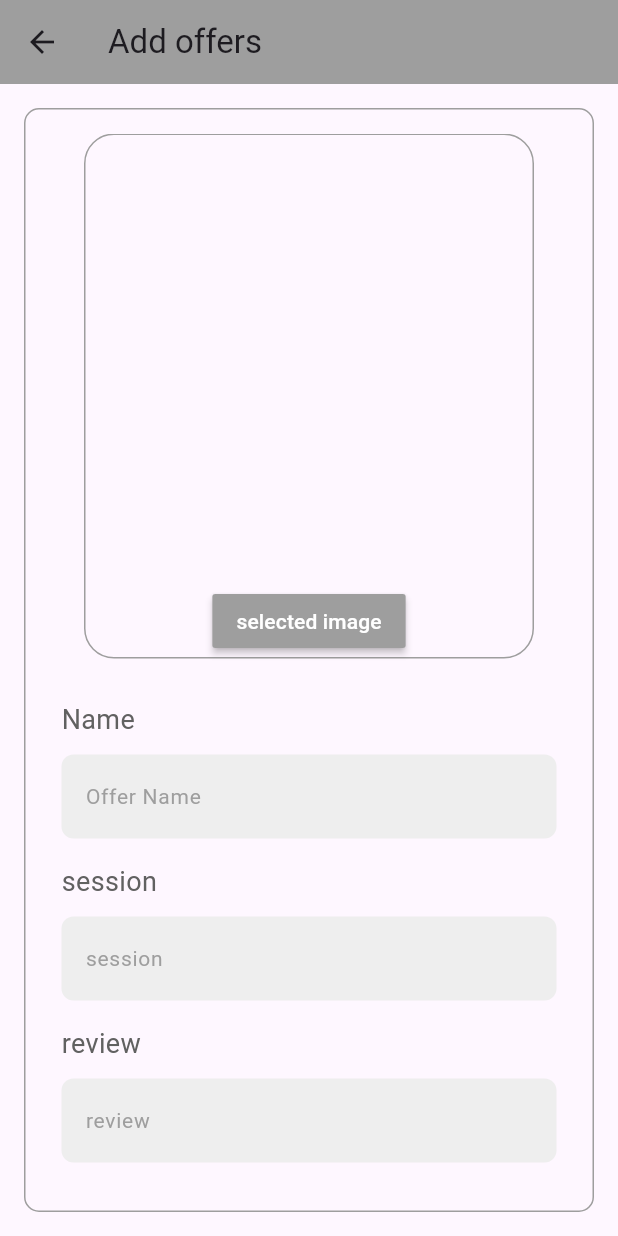
After one commit to Rihab-Hammami/OnlineLearning_admin_pannel, a Flutter app: the ManageCoursesScreen screen opened by its route, after a tap on "Ajouter Produit", on a phone screen of 412 x 824 dp. The commit adds this screen. Run offline on Flutter 3.47's test engine with Material 2 defaults, Android fonts, the phone set to English and light mode, and no system bars; our stand-ins replace cloud_firestore, firebase_auth, firebase_core, firebase_storage, google_fonts, image_picker; missing offline and left inert: dart:html, dart:js, flutter_admin_scaffold; accounts and stored records are empty.

Commit message:
add course

```diff
--- a/lib/Screens/home_screen.dart
+++ b/lib/Screens/home_screen.dart
@@ -50,7 +50,7 @@ currentScreen(item){
             icon: Icons.dashboard,
           ),
           AdminMenuItem(
-            title: 'Manage Courses',
+            title: 'Manage Course',
             route: ManageCoursesScreen.id,
             icon: Icons.dashboard,
           ),
--- a/lib/Screens/manage_courses.dart
+++ b/lib/Screens/manage_courses.dart
@@ -1,4 +1,6 @@
 import 'package:flutter/material.dart';
+
+import '../courses/AddCourses.dart';
 class ManageCoursesScreen extends StatefulWidget {
    static const String id="manage_courses_screen";
 
@@ -9,6 +11,42 @@ class ManageCoursesScreen extends StatefulWidget {
 class _ManageCoursesScreenState extends State<ManageCoursesScreen> {
   @override
   Widget build(BuildContext context) {
-    return Center(child: Text("manage courses screen",style: TextStyle(fontSize: 30,color: Colors.blue),),);
+    return  SingleChildScrollView(
+        child: Container(
+        alignment: Alignment.topLeft,
+        padding: const EdgeInsets.all(10),
+    child: Column(
+    crossAxisAlignment: CrossAxisAlignment.start,
+    children: [
+    const Text(
+    'Produits',
+    style: TextStyle(
+    color: Colors.black,
+    fontWeight: FontWeight.w700,
+    fontSize: 36,
+    ),
+    ),
+          Align(
+              alignment: Alignment.centerRight,
+              child: ElevatedButton(onPressed: () {
+                Navigator.push(
+                  context,
+                  MaterialPageRoute(
+                    builder: (context) =>
+                        AddCourse(),
+                  ),
+                );
+              },
+                child: Text('Ajouter Produit',style: TextStyle(color: Colors.black),),
+                style: ElevatedButton.styleFrom(primary:Colors.deepOrange),
+
+              ),
+          ),
+          ],
+    ),
+    ),
+    );
+
+
   }
 }
--- /dev/null
+++ b/lib/courses/AddCourses.dart
@@ -0,0 +1,461 @@
+import 'dart:html';
+
+import 'package:http/http.dart' as http;
+import 'package:cloud_firestore/cloud_firestore.dart';
+import 'package:firebase_auth/firebase_auth.dart';
+import 'package:firebase_storage/firebase_storage.dart';
+
+import 'package:flutter/cupertino.dart';
+import 'package:flutter/foundation.dart';
+import 'package:flutter/material.dart';
+import 'package:flutter_admin_scaffold/admin_scaffold.dart';
+import 'package:image_picker/image_picker.dart';
+import 'package:intl/intl.dart';
+
+import '../Screens/manage_courses.dart';
+import '../models/Course.dart';
+
+class AddCourse extends StatefulWidget {
+
+  @override
+  State<AddCourse> createState() => _AddCourseState();
+}
+
+class _AddCourseState extends State<AddCourse> {
+  String imgUrl = '';
+ late File file;
+  bool _visible = false;
+  bool _isButtonVisible = true;
+  TextEditingController name = TextEditingController();
+  TextEditingController description = TextEditingController();
+  TextEditingController session = TextEditingController();
+  TextEditingController review = TextEditingController();
+  TextEditingController price = TextEditingController();
+  TextEditingController duration = TextEditingController();
+  DateTime _selecteddate = DateTime.now();
+  CollectionReference ref = FirebaseFirestore.instance.collection('courses');
+  Future<void> addCourse(String downloadUrl) async {
+
+    final currentUser = FirebaseAuth.instance.currentUser;
+    final data = {
+      'name': name.text,
+      'description': description.text,
+      'session': session.text,
+      'review': review.text,
+      'price': price.text,
+      'duration': duration.text,
+      'images':downloadUrl,
+
+      'timestamp': FieldValue.serverTimestamp(),
+      'TeacherID': currentUser?.uid,
+      'favourites':[],
+    };
+    ref.add(data).then((value) {
+      ref.doc(value.id).update({
+        "id": value.id
+      });
+    });
+  }
+  Future<void> selectImage() async {
+    FileUploadInputElement input = FileUploadInputElement()..accept = 'image/*';
+    input.click();
+    input.onChange.listen((event) async {
+      print("File selected");
+      final file = input.files?.first;
+      final reader = FileReader();
+      reader.readAsDataUrl(file!);
+      reader.onLoadEnd.listen((event) async {
+        print("File loaded");
+        if (file != null) {
+          setState(() {
+            _visible = true;
+            imgUrl = reader.result as String;
+            this.file = file ;
+            _isButtonVisible = false;
+          });
+        }
+      });
+    });
+  }
+  Future<void> uploadToFirebase() async {
+    if (_visible && file != null && name.text.isNotEmpty) {
+      try {
+        FirebaseStorage fs = FirebaseStorage.instance;
+        int date = DateTime.now().millisecondsSinceEpoch;
+        var snapshot = await fs.ref().child('courses/$date').putBlob(file!);
+        String downloadUrl = await snapshot.ref.getDownloadURL();
+        await addCourse(
+          downloadUrl,
+
+
+        );
+        setState(() {
+          imgUrl = downloadUrl;
+        });
+      } catch (error) {
+      }
+    }
+  }
+
+  @override
+  Widget build(BuildContext context) {
+    return
+      Scaffold(
+        appBar: AppBar(
+          title: Text("Add offers"),
+          backgroundColor: Colors.grey,
+        ),
+
+        body:  Center(
+    child: Container(
+    width: 700,
+
+    padding: const EdgeInsets.all(16),
+    margin: const EdgeInsets.all(16),
+    decoration: BoxDecoration(
+    border: Border.all(color: Colors.grey),
+    borderRadius: BorderRadius.circular(10),
+    ),
+          child: SingleChildScrollView(
+            child: Column(
+              children: [
+                Container(
+                  width: 300,
+                  height: 350,
+                  decoration: BoxDecoration(
+                    borderRadius: BorderRadius.circular(20),
+                    border: Border.all(color: Colors.grey),
+                  ),
+                  child: Center(
+                    child: Column(
+                      mainAxisAlignment: MainAxisAlignment.spaceBetween,
+                      children: [
+                      Container(
+                          child: _visible
+                              ? Image.network(
+                            imgUrl,
+                            height: 200,
+                            width: 200,
+                            fit: BoxFit.cover,
+                          )
+                              : Container(),
+                        ),
+                        MaterialButton(
+                          onPressed: () {
+                            selectImage();
+                          },
+                          child: Text("selected image"),
+                          textColor: Colors.white,
+                          color: Colors.grey,
+                        )
+                      ],
+                    ),
+                  ),
+                ),
+
+                SizedBox(
+                    height: 20.0),
+                Padding(padding: const EdgeInsets.all(8.0),
+                  child:  Column(
+                    crossAxisAlignment: CrossAxisAlignment.start,
+                    children: [
+                      Text(
+                        'Name',
+                        style: TextStyle(
+                          color: Colors.grey[700],
+                          fontSize: 18,
+                        ),
+                      ),
+                      SizedBox(height: 10,),
+                      TextFormField(
+                        controller: name,
+                        decoration: InputDecoration(
+                          hintText: 'Offer Name',
+                          hintStyle: TextStyle(
+                            color: Colors.grey[500],
+                            fontSize: 14,
+
+                          ),
+                          filled: true, // ajouter un fond rempli de couleur
+                          fillColor: Colors.grey[200], // définir la couleur de l'arrière-plan
+                          border: OutlineInputBorder( // définir une bordure de rectangle
+                            borderRadius: BorderRadius.circular(8.0), // personnaliser le rayon des coins du rectangle
+                            borderSide: BorderSide.none, // supprimer la bordure de ligne
+                          ),
+                        ),
+                        validator: (value) {
+                          if (value == null || value.isEmpty) {
+                            return 'Please enter the  Name of course!';
+                          }
+                          return null;
+                        },
+                      ),
+                    ],
+                  ),
+                ),
+                Padding(padding: const EdgeInsets.all(8.0),
+                  child:
+                  Column(
+                    crossAxisAlignment: CrossAxisAlignment.start,
+                    children: [
+                      Text(
+                        'session',
+                        style: TextStyle(
+                          color: Colors.grey[700],
+                          fontSize: 18,
+                        ),
+                      ),
+                      SizedBox(height: 10,),
+                      TextFormField(
+                        controller: session,
+                        decoration: InputDecoration(
+                          hintText: 'session',
+                          hintStyle: TextStyle(
+                            color: Colors.grey[500],
+                            fontSize: 14,
+
+                          ),
+                          filled: true, // ajouter un fond rempli de couleur
+                          fillColor: Colors.grey[200], // définir la couleur de l'arrière-plan
+                          border: OutlineInputBorder( // définir une bordure de rectangle
+                            borderRadius: BorderRadius.circular(8.0), // personnaliser le rayon des coins du rectangle
+                            borderSide: BorderSide.none, // supprimer la bordure de ligne
+                          ),
+                        ),
+                        keyboardType: TextInputType.phone,
+                        validator: (value) {
+                          if (value == null || value.isEmpty) {
+                            return 'Please enter the session !';
+                          }
+                          return null;
+                        },
+                      ),
+                    ],
+                  ),
+                ),
+                Padding(padding: const EdgeInsets.all(8.0),
+                  child:
+                  Column(
+                    crossAxisAlignment: CrossAxisAlignment.start,
+                    children: [
+                      Text(
+                        'review',
+                        style: TextStyle(
+                          color: Colors.grey[700],
+                          fontSize: 18,
+                        ),
+                      ),
+                      SizedBox(height: 10,),
+                      TextFormField(
+                        controller: review,
+                        decoration: InputDecoration(
+                          hintText: 'review',
+                          hintStyle: TextStyle(
+                            color: Colors.grey[500],
+                            fontSize: 14,
+
+                          ),
+                          filled: true, // ajouter un fond rempli de couleur
+                          fillColor: Colors.grey[200], // définir la couleur de l'arrière-plan
+                          border: OutlineInputBorder( // définir une bordure de rectangle
+                            borderRadius: BorderRadius.circular(8.0), // personnaliser le rayon des coins du rectangle
+                            borderSide: BorderSide.none, // supprimer la bordure de ligne
+                          ),
+                        ),
+                        validator: (value) {
+                          if (value == null || value.isEmpty) {
+                            return 'Please enter the review !';
+                          }
+                          return null;
+                        },
+                      ),
+                    ],
+                  ),
+                ),
+                Padding(padding: const EdgeInsets.all(8.0),
+                  child:
+                  Column(
+                    crossAxisAlignment: CrossAxisAlignment.start,
+                    children: [
+                      Text(
+                        'price',
+                        style: TextStyle(
+                          color: Colors.grey[700],
+                          fontSize: 18,
+                        ),
+                      ),
+                      SizedBox(height: 10,),
+                      TextFormField(
+                        controller: price,
+                        decoration: InputDecoration(
+                          hintText: 'price',
+                          hintStyle: TextStyle(
+                            color: Colors.grey[500],
+                            fontSize: 14,
+
+                          ),
+                          filled: true, // ajouter un fond rempli de couleur
+                          fillColor: Colors.grey[200], // définir la couleur de l'arrière-plan
+                          border: OutlineInputBorder( // définir une bordure de rectangle
+                            borderRadius: BorderRadius.circular(8.0), // personnaliser le rayon des coins du rectangle
+                            borderSide: BorderSide.none, // supprimer la bordure de ligne
+                          ),
+                        ),
+                        validator: (value) {
+                          if (value == null || value.isEmpty) {
+                            return 'Please enter the price !';
+                          }
+                          return null;
+                        },
+                      ),
+                    ],
+                  ),
+                ),
+                Padding(padding: const EdgeInsets.all(8.0),
+                  child:
+                  Column(
+                    crossAxisAlignment: CrossAxisAlignment.start,
+                    children: [
+                      Text(
+                        'Duration',
+                        style: TextStyle(
+                          color: Colors.grey[700],
+                          fontSize: 18,
+                        ),
+                      ),
+                      SizedBox(height: 10,),
+                      TextFormField(
+                        controller: duration,
+                        decoration: InputDecoration(
+                          hintText: 'duration ',
+                          hintStyle: TextStyle(
+                            color: Colors.grey[500],
+                            fontSize: 14,
+
+                          ),
+                          filled: true, // ajouter un fond rempli de couleur
+                          fillColor: Colors.grey[200], // définir la couleur de l'arrière-plan
+                          border: OutlineInputBorder( // définir une bordure de rectangle
+                            borderRadius: BorderRadius.circular(8.0), // personnaliser le rayon des coins du rectangle
+                            borderSide: BorderSide.none, // supprimer la bordure de ligne
+                          ),
+                        ),
+
+                        validator: (value) {
+                          if (value == null || value.isEmpty) {
+                            return 'Please enter the duration Date !';
+                          }
+                          return null;
+                        },
+                        onTap: () async {
+                          DateTime? pickeddate = await showDatePicker(
+                            context: context,
+                            initialDate: _selecteddate, // Use the current value of _selecteddate as the initial date
+                            firstDate: DateTime(2000),
+                            lastDate: DateTime(2100),
+                          );
+
+                          if (pickeddate != null && pickeddate != _selecteddate) {
+                            setState(() {
+                              _selecteddate = pickeddate; // Update the value of _selecteddate
+                              duration.text = pickeddate.toString();
+                              duration.text = DateFormat('MM/dd/yyyy').format(_selecteddate);
+
+                            });
+                          }
+                        },
+                      ),
+                    ],
+                  ),
+                ),
+                Padding(padding: const EdgeInsets.all(8.0) ),
+                SizedBox(height: 18),
+                Padding(padding: const EdgeInsets.all(8.0),
+                  child:
+                  Column(
+                    crossAxisAlignment: CrossAxisAlignment.start,
+                    children: [
+                      Text(
+                        'Description',
+                        style: TextStyle(
+                          color: Colors.grey[700],
+                          fontSize: 18,
+                        ),
+                      ),
+                      SizedBox(height: 10,),
+                      // définir la hauteur souhaitée du TextFormField
+                      TextFormField(
+                        controller: description,
+                        decoration: InputDecoration(
+
+                          contentPadding: EdgeInsets.symmetric(vertical: 55.0), // définir la marge interne de la zone de saisie
+                          hintStyle: TextStyle(
+                            color: Colors.grey[500],
+                            fontSize: 14,
+                          ),
+                          filled: true, // ajouter un fond rempli de couleur
+                          fillColor: Colors.grey[200], // définir la couleur de l'arrière-plan
+                          border: OutlineInputBorder( // définir une bordure de rectangle
+                            borderRadius: BorderRadius.circular(8.0), // personnaliser le rayon des coins du rectangle
+                            borderSide: BorderSide.none, // supprimer la bordure de ligne
+                          ),
+                        ),
+                        maxLines: null, // permet à l'utilisateur d'écrire autant de lignes qu'il souhaite
+                        validator: (value) {
+                          if (value == null || value.isEmpty) {
+                            return 'Please enter the event description';
+                          }
+                          return null;
+                        },
+                      ),
+
+                    ],
+                  ),
+                ),
+                SizedBox(height: 18),
+                ElevatedButton(
+                  onPressed: () {
+                    addCourse(imgUrl);
+                    // Afficher une alerte ici après l'ajout réussi
+                    showDialog(
+                      context: context,
+                      builder: (BuildContext context) {
+                        return AlertDialog(
+                          title: Text('Ajout réussi'),
+                          content: Text('Votre offre a été ajoutée avec succès.'),
+                          actions: <Widget>[
+                            TextButton(
+                              onPressed: () {
+                                Navigator.of(context).pop();
+                              },
+                              child: Text('OK'),
+                            ),
+                          ],
+                        );
+                      },
+                    );
+                  },
+                  style: ButtonStyle(
+                    backgroundColor: MaterialStateProperty.all(
+                      CupertinoColors.systemGrey,
+                    ),
+                  ),
+                  child: Text(
+                    "Submit",
+                    style: TextStyle(fontSize: 20),
+                  ),
+                ),
+
+                SizedBox(height: 12,),
+              ],
+            ),
+          ),
+        ),
+
+      ));
+  }
+
+
+
+
+}
--- /dev/null
+++ b/lib/models/Course.dart
@@ -0,0 +1,67 @@
+import 'package:cloud_firestore/cloud_firestore.dart';
+
+class Course {
+
+  late String id;
+  late final String name;
+  late final String image;
+  late final String price;
+  late final String duration;
+  late final String session;
+  late final String review;
+  late final String is_favorited;
+  late final String description;
+
+
+Course({
+  required this.id,
+    required this.name,
+    required this.image,
+    required this.price,
+    required this.duration,
+    required this.session,
+    required this.review,
+    required this.is_favorited,
+    required this.description,
+
+});
+  Course.fromDocumentSnapshot({required DocumentSnapshot snapshot}) {
+    id = snapshot.id;
+    name = snapshot['name'];
+    image = snapshot['image'];
+    price = snapshot['price'];
+    duration = snapshot['duration'];
+    session = snapshot['session'];
+    review = snapshot['review'];
+    is_favorited = snapshot['is_favorited'];
+    description = snapshot['description'];
+
+  }
+  Course.fromMap(Map<String, dynamic> map) {
+    id = map['id'];
+    name = map['name'];
+    image = map['image'];
+    price = map['price'];
+    duration = map['duration'];
+    //unit = map.containsKey('unit') ? map['unit'] ?? 'DefaultUnit' : 'DefaultUnit';
+    session = map['session'];
+    review = map['review'];
+    is_favorited = map['is_favorited'];
+    description = map['description'];
+
+  }
+  Map<String, dynamic> toMap() => {
+    'id': id,
+    'name': name,
+    'image': image,
+    'price': price,
+    'duration': duration,
+    'session': session,
+    'description': description,
+    'review': review,
+    'is_favorited': is_favorited,
+    'description': description,
+
+
+  };
+}
--- a/pubspec.yaml
+++ b/pubspec.yaml
@@ -19,7 +19,7 @@ publish_to: 'none' # Remove this line if you wish to publish to pub.dev
 version: 1.0.0+1
 
 environment:
-  sdk: '>=3.1.3 <4.0.0'
+  sdk: '>=3.0.0-290.0.dev <4.0.0'
 
 # Dependencies specify other packages that your package needs in order to work.
 # To automatically upgrade your package dependencies to the latest versions
@@ -42,6 +42,10 @@ dependencies:
   firebase_storage_web: ^3.4.0
   google_fonts:
   flutter_admin_scaffold: ^1.2.0
+  image_picker: ^0.8.7+1
+  intl: ^0.18.1
+  http: ^0.13.3
+  file_picker: ^5.3.1
 
 dev_dependencies:
   flutter_test:
```
Also changed, not shown: lib/main.dart (+15 -4 lines), pubspec.lock, 5 other files.
